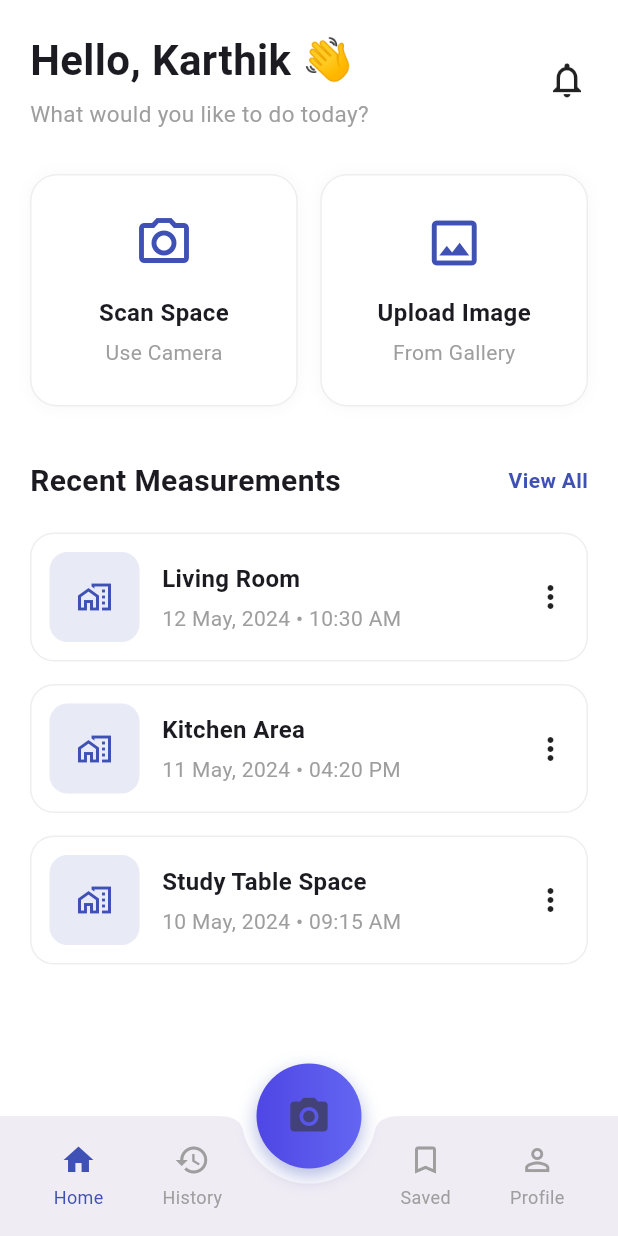
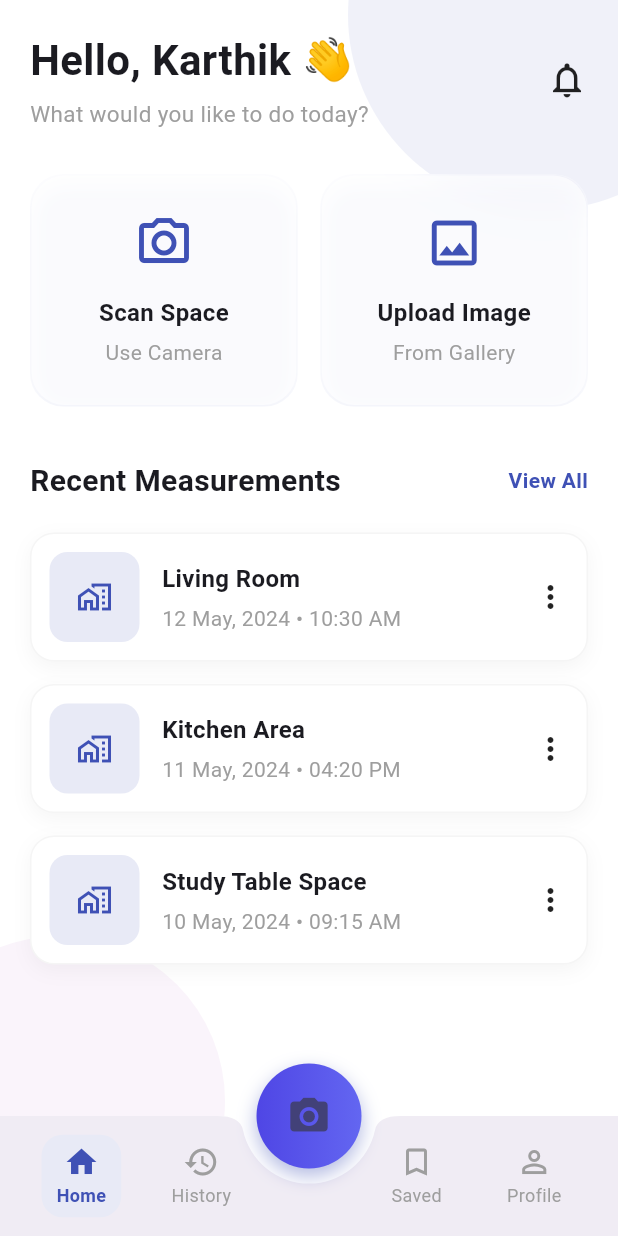
Before and after one commit to Karthiksenthilkumar1/Smart-Space, a Flutter app: the DashboardScreen screen opened directly, on a phone screen of 412 x 824 dp. Run offline on Flutter 3.47's test engine with Material 3 defaults, Android fonts, the phone set to English and light mode, and no system bars; our stand-ins replace camera, image_picker.

Commit message:
updated glass screen and screen transtions

```diff
--- /dev/null
+++ b/lib/core/widgets/animated_card.dart
@@ -0,0 +1,31 @@
+import 'package:flutter/material.dart';
+
+class AnimatedCardWrapper extends StatelessWidget {
+  final Widget child;
+  final VoidCallback? onTap;
+
+  const AnimatedCardWrapper({
+    super.key,
+    required this.child,
+    this.onTap,
+  });
+
+  @override
+  Widget build(BuildContext context) {
+    return TweenAnimationBuilder<double>(
+      tween: Tween(begin: 0.95, end: 1),
+      duration: const Duration(milliseconds: 350),
+      curve: Curves.easeOutBack,
+      builder: (context, scale, child) {
+        return Transform.scale(
+          scale: scale,
+          child: GestureDetector(
+            onTap: onTap,
+            child: child,
+          ),
+        );
+      },
+      child: child,
+    );
+  }
+}
--- /dev/null
+++ b/lib/core/widgets/bottom_nav_item.dart
@@ -0,0 +1,49 @@
+import 'package:flutter/material.dart';
+
+class BottomNavItem extends StatelessWidget {
+  final IconData icon;
+  final String label;
+  final bool active;
+  final VoidCallback onTap;
+
+  const BottomNavItem({
+    super.key,
+    required this.icon,
+    required this.label,
+    required this.active,
+    required this.onTap,
+  });
+
+  @override
+  Widget build(BuildContext context) {
+    return GestureDetector(
+      onTap: onTap,
+      child: AnimatedContainer(
+        duration: const Duration(milliseconds: 250),
+        padding: const EdgeInsets.symmetric(horizontal: 10, vertical: 6),
+        decoration: BoxDecoration(
+          color: active ? Colors.indigo.shade50 : Colors.transparent,
+          borderRadius: BorderRadius.circular(14),
+        ),
+        child: Column(
+          mainAxisSize: MainAxisSize.min,
+          children: [
+            Icon(
+              icon,
+              color: active ? Colors.indigo : Colors.grey,
+            ),
+            const SizedBox(height: 2),
+            Text(
+              label,
+              style: TextStyle(
+                color: active ? Colors.indigo : Colors.grey,
+                fontSize: 12,
+                fontWeight: active ? FontWeight.bold : FontWeight.normal,
+              ),
+            ),
+          ],
+        ),
+      ),
+    );
+  }
+}
--- /dev/null
+++ b/lib/core/widgets/glass_card.dart
@@ -0,0 +1,34 @@
+import 'dart:ui';
+import 'package:flutter/material.dart';
+
+class GlassCard extends StatelessWidget {
+  final Widget child;
+
+  const GlassCard({
+    super.key,
+    required this.child,
+  });
+
+  @override
+  Widget build(BuildContext context) {
+    return ClipRRect(
+      borderRadius: BorderRadius.circular(22),
+      child: BackdropFilter(
+        filter: ImageFilter.blur(
+          sigmaX: 12,
+          sigmaY: 12,
+        ),
+        child: Container(
+          decoration: BoxDecoration(
+            color: Colors.white.withOpacity(0.18),
+            borderRadius: BorderRadius.circular(22),
+            border: Border.all(
+              color: Colors.white.withOpacity(0.25),
+            ),
+          ),
+          child: child,
+        ),
+      ),
+    );
+  }
+}
--- a/lib/features/dashboard/dashboard_screen.dart
+++ b/lib/features/dashboard/dashboard_screen.dart
@@ -2,6 +2,10 @@ import 'package:flutter/material.dart';
 import '../scan/scan_screen.dart';
 import '../scan/history_screen.dart';
 import '../profile/profile_screen.dart';
+import '../../core/widgets/bottom_nav_item.dart';
+import '../../core/widgets/animated_card.dart';
+import '../../core/navigation/app_routes.dart';
+import '../../core/widgets/glass_card.dart';
 
 class DashboardScreen extends StatefulWidget {
   const DashboardScreen({super.key});
@@ -19,7 +23,41 @@ class _DashboardScreenState extends State<DashboardScreen> {
       backgroundColor: Colors.white,
 
       // BODY
-      body: SafeArea(
+      body: Stack(
+        children: [
+
+          // BACKGROUND GRADIENT BLOBS
+          Positioned(
+            top: -120,
+            right: -80,
+            child: Container(
+              height: 260,
+              width: 260,
+              decoration: BoxDecoration(
+                shape: BoxShape.circle,
+                color: Colors.indigo.withOpacity(0.08),
+              ),
+            ),
+          ),
+
+          Positioned(
+            bottom: -100,
+            left: -70,
+            child: Container(
+              height: 220,
+              width: 220,
+              decoration: BoxDecoration(
+                shape: BoxShape.circle,
+                color: Colors.purple.withOpacity(0.05),
+              ),
+            ),
+          ),
+
+
+
+
+
+      SafeArea(
         child: Padding(
           padding: const EdgeInsets.all(20),
           child: Column(
@@ -64,20 +102,40 @@ class _DashboardScreenState extends State<DashboardScreen> {
               Row(
                 children: [
                   Expanded(
+                    child: AnimatedCardWrapper(
+                      onTap: () {
+                        Navigator.push(
+                          context,
+                          AppRoutes.fadeSlide(
+                            const ScanScreen(),
+                          ),
+                        );
+                      },
                       child: _actionCard(
                         icon: Icons.camera_alt_outlined,
                         title: "Scan Space",
                         subtitle: "Use Camera",
                       ),
                     ),
+                  ),
 
                   const SizedBox(width: 15),
 
                   Expanded(
+                    child: AnimatedCardWrapper(
+                      onTap: () {
+                        Navigator.push(
+                          context,
+                          AppRoutes.fadeSlide(
+                            const ScanScreen(),
+                          ),
+                        );
+                      },
                       child: _actionCard(
                         icon: Icons.image_outlined,
                         title: "Upload Image",
                         subtitle: "From Gallery",
+                      ),
                     ),
                   ),
                 ],
@@ -134,6 +192,8 @@ class _DashboardScreenState extends State<DashboardScreen> {
           ),
         ),
       ),
+        ],
+      ),
 
       // FLOATING CAMERA BUTTON
       floatingActionButton: Container(
@@ -161,8 +221,8 @@ class _DashboardScreenState extends State<DashboardScreen> {
           onPressed: () {
             Navigator.push(
               context,
-                MaterialPageRoute(
-                    builder: (context) => const ScanScreen(),
+              AppRoutes.fadeSlide(
+                const ScanScreen(),
               ),
             );
           },
@@ -182,18 +242,61 @@ class _DashboardScreenState extends State<DashboardScreen> {
         notchMargin: 10,
         elevation: 10,
         child: SizedBox(
-          height: 70,
+          height: 85,
           child: Row(
             mainAxisAlignment: MainAxisAlignment.spaceAround,
             children: [
+              BottomNavItem(
+                icon: Icons.home,
+                label: "Home",
+                active: currentIndex == 0,
+                onTap: () {
+                  setState(() => currentIndex = 0);
+                },
+              ),
 
-              _navItem(Icons.home, "Home", 0),
-              _navItem(Icons.history, "History", 1),
+              BottomNavItem(
+                icon: Icons.history,
+                label: "History",
+                active: currentIndex == 1,
+                onTap: () {
+                  setState(() => currentIndex = 1);
+
+                  Navigator.push(
+                    context,
+                    AppRoutes.fadeSlide(
+                      const HistoryScreen(),
+                    ),
+                  );
+                },
+              ),
 
               const SizedBox(width: 40),
 
-              _navItem(Icons.bookmark_border, "Saved", 2),
-              _navItem(Icons.person_outline, "Profile", 3),
+              BottomNavItem(
+                icon: Icons.bookmark_border,
+                label: "Saved",
+                active: currentIndex == 2,
+                onTap: () {
+                  setState(() => currentIndex = 2);
+                },
+              ),
+
+              BottomNavItem(
+                icon: Icons.person_outline,
+                label: "Profile",
+                active: currentIndex == 3,
+                onTap: () {
+                  setState(() => currentIndex = 3);
+
+                  Navigator.push(
+                    context,
+                    AppRoutes.fadeSlide(
+                      const ProfileScreen(),
+                    ),
+                  );
+                },
+              ),
             ],
           ),
         ),
@@ -207,29 +310,24 @@ class _DashboardScreenState extends State<DashboardScreen> {
     required String title,
     required String subtitle,
   }) {
-    return Container(
+    return GlassCard(
+      child: Container(
         padding: const EdgeInsets.symmetric(vertical: 25),
         decoration: BoxDecoration(
-        color: Colors.white,
-        borderRadius: BorderRadius.circular(18),
-        border: Border.all(color: Colors.grey.shade200),
+          color: Colors.white.withOpacity(0.65),
+          borderRadius: BorderRadius.circular(22),
           boxShadow: [
             BoxShadow(
-            color: Colors.black.withOpacity(0.03),
-            blurRadius: 8,
+              color: Colors.indigo.withOpacity(0.08),
+              blurRadius: 12,
+              offset: const Offset(0, 5),
             ),
           ],
         ),
         child: Column(
           children: [
-          Icon(
-            icon,
-            color: Colors.indigo,
-            size: 40,
-          ),
-
+            Icon(icon, color: Colors.indigo, size: 40),
             const SizedBox(height: 15),
-
             Text(
               title,
               style: const TextStyle(
@@ -237,34 +335,36 @@ class _DashboardScreenState extends State<DashboardScreen> {
                 fontSize: 16,
               ),
             ),
-
             const SizedBox(height: 5),
-
             Text(
               subtitle,
-            style: const TextStyle(
-              color: Colors.grey,
-            ),
+              style: const TextStyle(color: Colors.grey),
             ),
           ],
         ),
+      ),
     );
   }
-
   // MEASUREMENT TILE
   Widget _measurementTile(String title, String subtitle) {
-    return Container(
+    return AnimatedCardWrapper(
+      child: Container(
         margin: const EdgeInsets.only(bottom: 15),
         padding: const EdgeInsets.all(12),
         decoration: BoxDecoration(
           color: Colors.white,
           borderRadius: BorderRadius.circular(16),
-        border: Border.all(color: Colors.grey.shade200),
+          border: Border.all(color: Colors.grey.shade100),
+          boxShadow: [
+            BoxShadow(
+              color: Colors.black.withOpacity(0.04),
+              blurRadius: 10,
+              offset: const Offset(0, 4),
+            ),
+          ],
         ),
         child: Row(
           children: [
-
-          // IMAGE PLACEHOLDER
             Container(
               height: 60,
               width: 60,
@@ -277,10 +377,7 @@ class _DashboardScreenState extends State<DashboardScreen> {
                 color: Colors.indigo,
               ),
             ),
-
             const SizedBox(width: 15),
-
-          // TEXTS
             Expanded(
               child: Column(
                 crossAxisAlignment: CrossAxisAlignment.start,
@@ -292,69 +389,17 @@ class _DashboardScreenState extends State<DashboardScreen> {
                       fontSize: 16,
                     ),
                   ),
-
                   const SizedBox(height: 5),
-
                   Text(
                     subtitle,
-                  style: const TextStyle(
-                    color: Colors.grey,
-                  ),
+                    style: const TextStyle(color: Colors.grey),
                   ),
                 ],
               ),
             ),
-
             const Icon(Icons.more_vert),
           ],
         ),
-    );
-  }
-
-  // BOTTOM NAV ITEM
-  Widget _navItem(IconData icon, String label, int index) {
-    final bool active = currentIndex == index;
-
-    return GestureDetector(
-      onTap: () {
-        setState(() {
-          currentIndex = index;
-        });
-
-        // HISTORY
-        if (index == 1) {
-          Navigator.push(
-            context,
-            MaterialPageRoute(
-              builder: (context) => const HistoryScreen(),
-            ),
-          );
-        }
-        if (index == 3) {
-          Navigator.push(
-            context,
-            MaterialPageRoute(builder: (context) => const ProfileScreen()),
-        );
-  }
-      },
-      child: Column(
-        mainAxisAlignment: MainAxisAlignment.center,
-        children: [
-          Icon(
-            icon,
-            color: active ? Colors.indigo : Colors.grey,
-          ),
-
-          const SizedBox(height: 4),
-
-          Text(
-            label,
-            style: TextStyle(
-              color: active ? Colors.indigo : Colors.grey,
-              fontSize: 12,
-            ),
-          ),
-        ],
       ),
     );
   }
```
Also changed, not shown: lib/core/navigation/app_routes.dart (added, +33 -0 lines), lib/core/widgets/activity_tile.dart (added, +37 -0 lines), lib/core/widgets/gradient_header_card.dart (added, +61 -0 lines), lib/features/admin/analytics_screen.dart (+15 -61 lines). Lines whose indentation alone changed are shown as unchanged.
